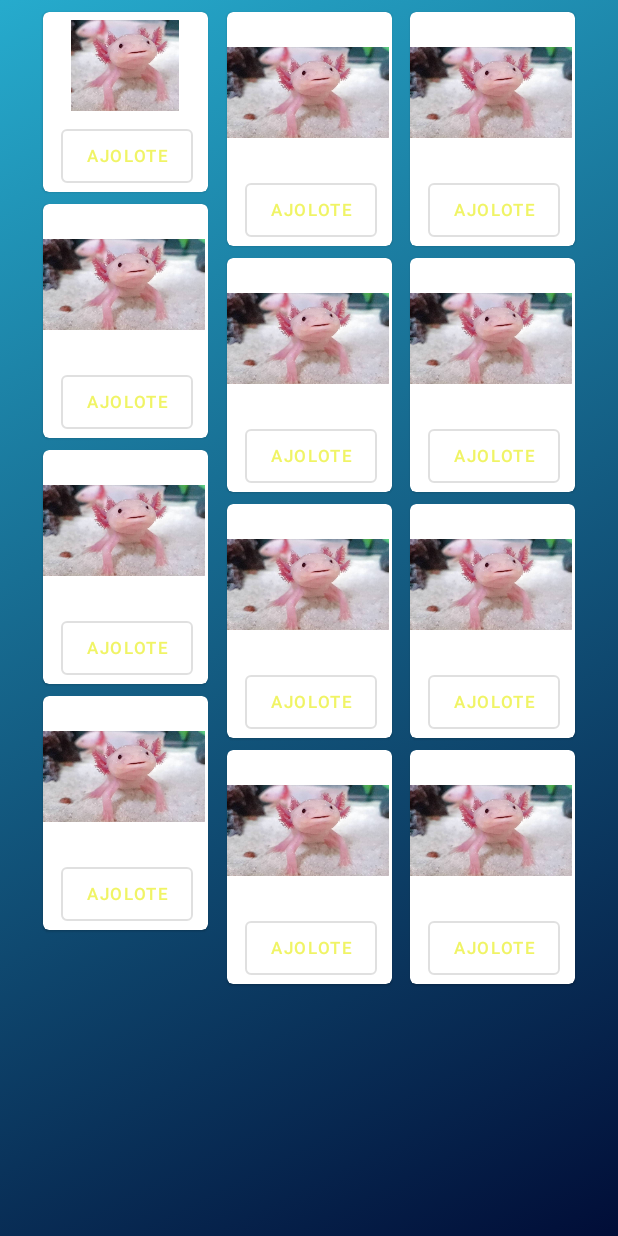
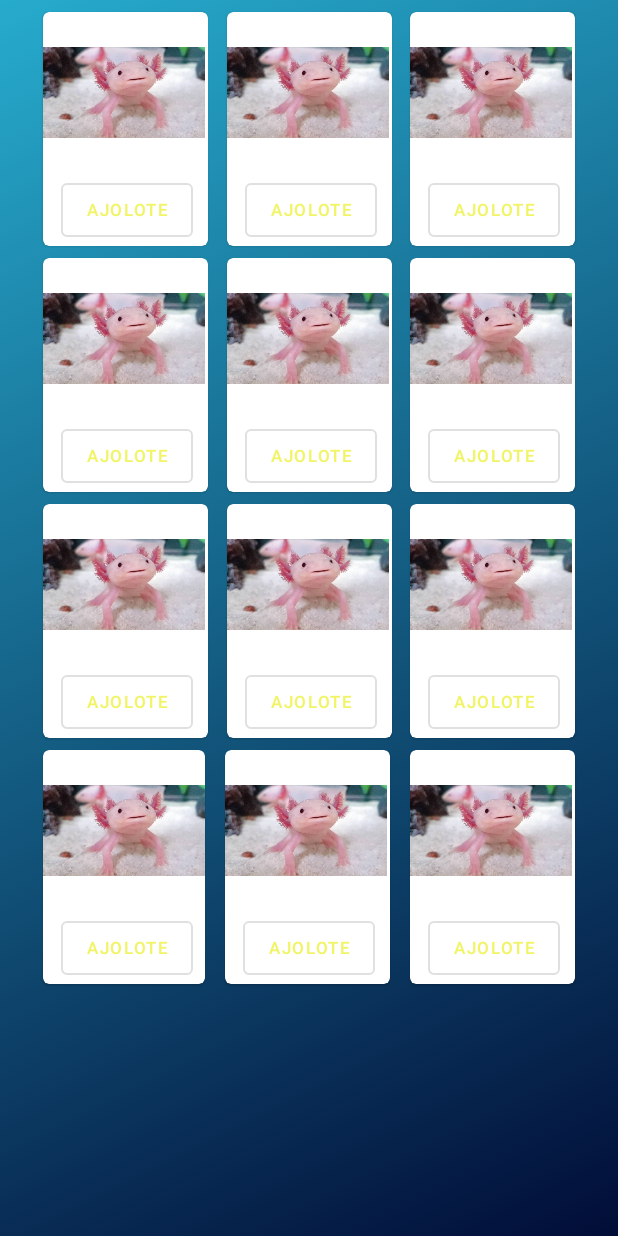
Before and after one commit to Marcosmartin16/Atlantis, an Android app: the SeleccionHistoria screen opened directly, with no data from a screen before it, on a phone screen of 412 x 824 dp. Run offline under Robolectric (Android 15) with nearby library versions, the light colour scheme and no system bars.

Commit message:
Funciona todo

```diff
--- a/app/build.gradle
+++ b/app/build.gradle
@@ -43,6 +43,8 @@ dependencies {
     androidTestImplementation 'androidx.test.ext:junit:1.1.3'
     androidTestImplementation 'androidx.test.espresso:espresso-core:3.4.0'
 
+    implementation 'androidx.cardview:cardview:1.0.0'
+
     implementation 'com.github.bumptech.glide:glide:4.12.0'
     annotationProcessor 'com.github.bumptech.glide:compiler:4.12.0'
     implementation 'de.hdodenhof:circleimageview:3.1.0'
--- a/app/src/main/AndroidManifest.xml
+++ b/app/src/main/AndroidManifest.xml
@@ -14,11 +14,7 @@
             android:name=".SplashScreen"
             android:exported="true"
             android:theme="@style/Theme.Atlantis.Dark">
-            <intent-filter>
-                <action android:name="android.intent.action.MAIN" />
 
-                <category android:name="android.intent.category.LAUNCHER" />
-            </intent-filter>
         </activity>
 
         <activity
@@ -52,9 +48,8 @@
 
 
         <activity
-            android:name=".Seleccion_historia"
-            android:exported="true"
-            android:theme="@style/Theme.Atlantis.Dark">
+            android:name=".SeleccionHistoria"
+            android:exported="true">
 
         </activity>
 
--- a/app/src/main/java/com/sermami/atlantis/Seleccion_historia.java
+++ b/app/src/main/java/com/sermami/atlantis/SeleccionHistoria.java
@@ -4,14 +4,15 @@ import android.os.Bundle;
 
 import androidx.appcompat.app.AppCompatActivity;
 
-public class Seleccion_historia extends AppCompatActivity {
+public class SeleccionHistoria extends AppCompatActivity {
 
     @Override
     protected void onCreate(Bundle savedInstanceState) {
         super.onCreate(savedInstanceState);
-        setContentView(R.layout.activity_seleccion_historia);{
+        setContentView(R.layout.activity_seleccion_historia);
+
+        getSupportActionBar().hide();
 
 
-        }
     }
 }
--- a/app/src/main/res/layout/activity_seleccion_historia.xml
+++ b/app/src/main/res/layout/activity_seleccion_historia.xml
@@ -1,5 +1,6 @@
 <?xml version="1.0" encoding="utf-8"?>
-<androidx.constraintlayout.widget.ConstraintLayout xmlns:android="http://schemas.android.com/apk/res/android"
+<androidx.constraintlayout.widget.ConstraintLayout
+    xmlns:android="http://schemas.android.com/apk/res/android"
     xmlns:app="http://schemas.android.com/apk/res-auto"
     xmlns:tools="http://schemas.android.com/tools"
     android:layout_width="match_parent"
@@ -17,7 +18,7 @@
         app:layout_constraintLeft_toRightOf="@id/gv1">
 
         <LinearLayout
-            android:layout_width="match_parent"
+            android:layout_width="wrap_content"
             android:layout_height="wrap_content"
             android:orientation="vertical">
 
@@ -25,7 +26,7 @@
             <ImageView
                 android:layout_width="wrap_content"
                 android:layout_height="wrap_content"
-                app:srcCompat="@mipmap/ajolote"
+                app:srcCompat="@mipmap/ajolote_foreground"
                 android:layout_gravity="center"
                 android:contentDescription="content_description_media"/>
 
@@ -57,7 +58,7 @@
         app:layout_constraintRight_toLeftOf="@id/card3">
 
         <LinearLayout
-            android:layout_width="match_parent"
+            android:layout_width="wrap_content"
             android:layout_height="wrap_content"
             android:orientation="vertical">
 
@@ -96,7 +97,7 @@
         app:layout_constraintTop_toTopOf="parent">
 
         <LinearLayout
-            android:layout_width="match_parent"
+            android:layout_width="wrap_content"
             android:layout_height="wrap_content"
             android:orientation="vertical">
 
@@ -135,7 +136,7 @@
         app:layout_constraintLeft_toRightOf="@id/gv1">
 
         <LinearLayout
-            android:layout_width="match_parent"
+            android:layout_width="wrap_content"
             android:layout_height="wrap_content"
             android:orientation="vertical">
 
@@ -175,7 +176,7 @@
         app:layout_constraintRight_toLeftOf="@id/card6">
 
         <LinearLayout
-            android:layout_width="match_parent"
+            android:layout_width="wrap_content"
             android:layout_height="wrap_content"
             android:orientation="vertical">
 
@@ -215,7 +216,7 @@
         app:layout_constraintRight_toLeftOf="@id/gv2">
 
         <LinearLayout
-            android:layout_width="match_parent"
+            android:layout_width="wrap_content"
             android:layout_height="wrap_content"
             android:orientation="vertical">
 
@@ -255,7 +256,7 @@
         app:layout_constraintLeft_toLeftOf="@id/gv1">
 
         <LinearLayout
-            android:layout_width="match_parent"
+            android:layout_width="wrap_content"
             android:layout_height="wrap_content"
             android:orientation="vertical"
             android:background="@android:color/transparent">
@@ -297,7 +298,7 @@
         app:layout_constraintRight_toLeftOf="@id/card9">
 
         <LinearLayout
-            android:layout_width="match_parent"
+            android:layout_width="wrap_content"
             android:layout_height="wrap_content"
             android:orientation="vertical">
 
@@ -337,7 +338,7 @@
         app:layout_constraintRight_toLeftOf="@id/gv2">
 
         <LinearLayout
-            android:layout_width="match_parent"
+            android:layout_width="wrap_content"
             android:layout_height="wrap_content"
             android:orientation="vertical">
 
@@ -377,7 +378,7 @@
         app:layout_constraintLeft_toRightOf="@id/gv1">
 
         <LinearLayout
-            android:layout_width="110dp"
+            android:layout_width="wrap_content"
             android:layout_height="wrap_content"
             android:orientation="vertical">
 
@@ -416,7 +417,7 @@
         app:layout_constraintRight_toLeftOf="@id/card12">
 
         <LinearLayout
-            android:layout_width="match_parent"
+            android:layout_width="wrap_content"
             android:layout_height="wrap_content"
             android:orientation="vertical">
 
@@ -454,7 +455,7 @@
         app:layout_constraintTop_toBottomOf="@id/card9">
 
         <LinearLayout
-            android:layout_width="match_parent"
+            android:layout_width="wrap_content"
             android:layout_height="wrap_content"
             android:orientation="vertical">
 
```
